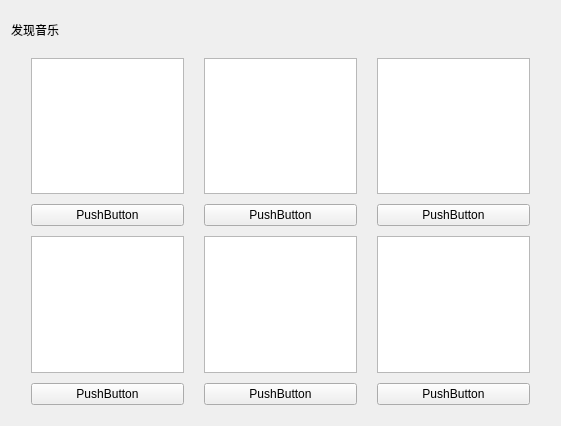
Qt form gui/FindMusic.ui (zyzzzasdhjk/database_project) before a commit.
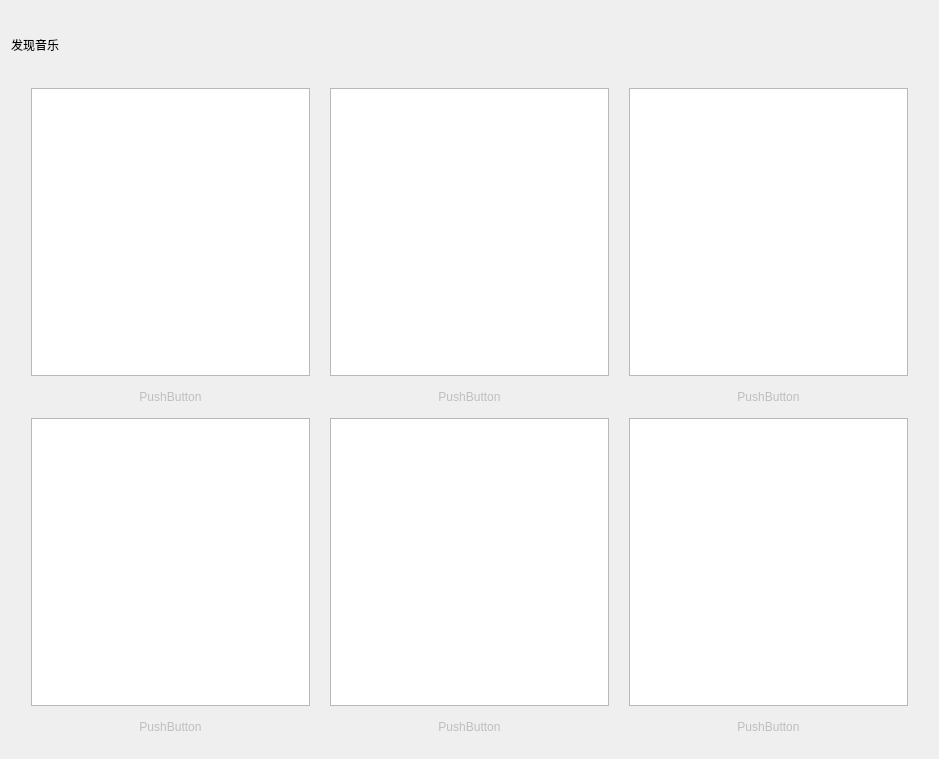
The same form after that commit.

Diff of the .ui file:
```diff
--- a/gui/FindMusic.ui
+++ b/gui/FindMusic.ui
@@ -6,8 +6,8 @@
    <rect>
     <x>0</x>
     <y>0</y>
-    <width>561</width>
-    <height>426</height>
+    <width>939</width>
+    <height>759</height>
    </rect>
   </property>
   <property name="windowTitle">
@@ -58,9 +58,15 @@
        </item>
        <item row="1" column="2">
         <widget class="QPushButton" name="FindMusicBtn3">
+         <property name="enabled">
+          <bool>false</bool>
+         </property>
          <property name="text">
           <string>PushButton</string>
          </property>
+         <property name="flat">
+          <bool>true</bool>
+         </property>
         </widget>
        </item>
        <item row="2" column="0">
@@ -71,9 +77,15 @@
        </item>
        <item row="1" column="0">
         <widget class="QPushButton" name="FindMusicBtn1">
+         <property name="enabled">
+          <bool>false</bool>
+         </property>
          <property name="text">
           <string>PushButton</string>
          </property>
+         <property name="flat">
+          <bool>true</bool>
+         </property>
         </widget>
        </item>
        <item row="0" column="0">
@@ -87,30 +99,54 @@
        </item>
        <item row="1" column="1">
         <widget class="QPushButton" name="FindMusicBtn2">
+         <property name="enabled">
+          <bool>false</bool>
+         </property>
          <property name="text">
           <string>PushButton</string>
          </property>
+         <property name="flat">
+          <bool>true</bool>
+         </property>
         </widget>
        </item>
        <item row="3" column="0">
         <widget class="QPushButton" name="FindMusicBtn4">
+         <property name="enabled">
+          <bool>false</bool>
+         </property>
          <property name="text">
           <string>PushButton</string>
          </property>
+         <property name="flat">
+          <bool>true</bool>
+         </property>
         </widget>
        </item>
        <item row="3" column="1">
         <widget class="QPushButton" name="FindMusicBtn5">
+         <property name="enabled">
+          <bool>false</bool>
+         </property>
          <property name="text">
           <string>PushButton</string>
          </property>
+         <property name="flat">
+          <bool>true</bool>
+         </property>
         </widget>
        </item>
        <item row="3" column="2">
         <widget class="QPushButton" name="FindMusicBtn6">
+         <property name="enabled">
+          <bool>false</bool>
+         </property>
          <property name="text">
           <string>PushButton</string>
          </property>
+         <property name="flat">
+          <bool>true</bool>
+         </property>
         </widget>
        </item>
       </layout>
```
Left out of the diff: 4 changed lines with no effect on the pictures.
